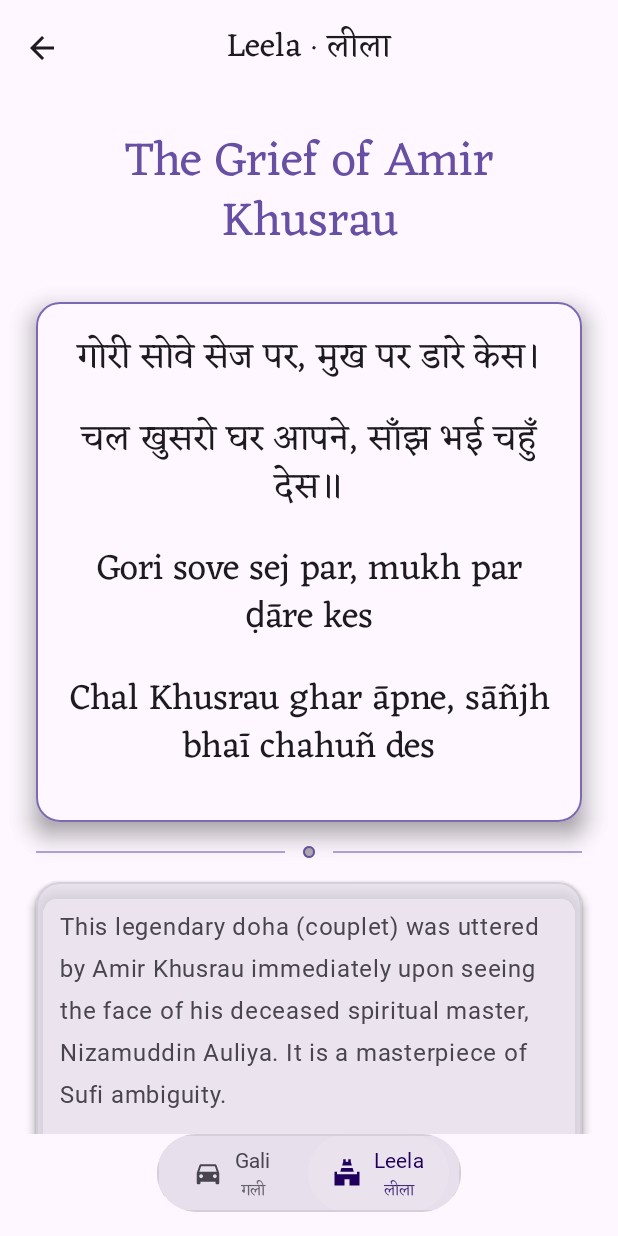
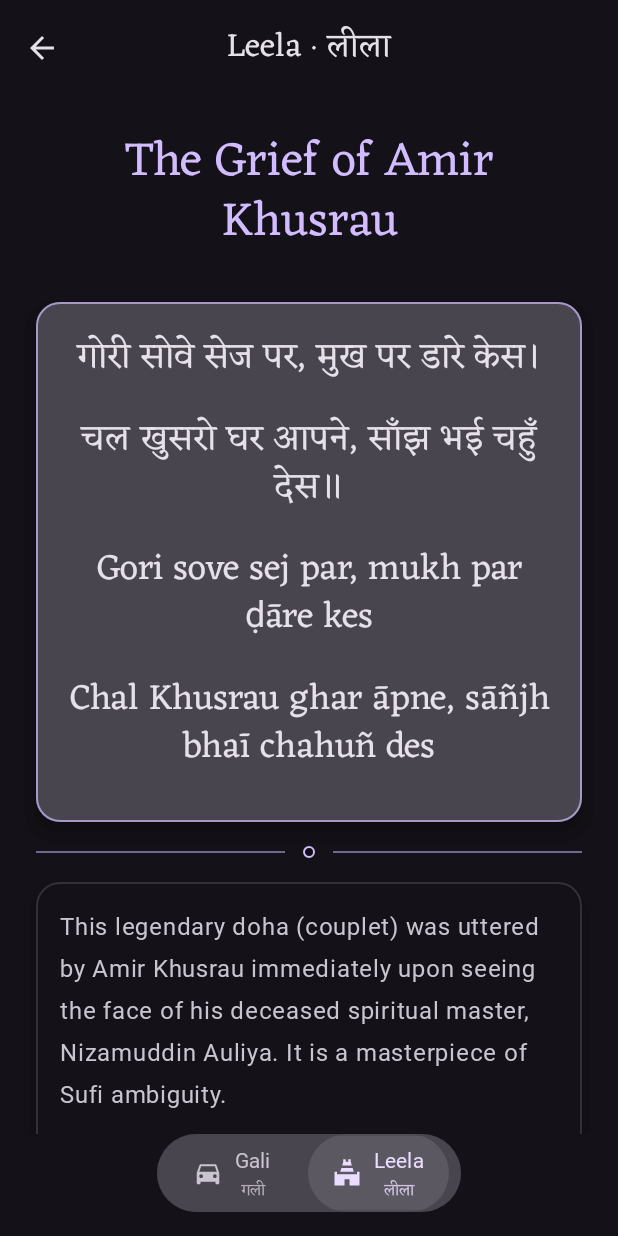
Before and after one commit to MochizukiShinichi/lamha, an Android app built with Jetpack Compose: the composable LessonDetailScreen called with sample values from the repository, after a tap on "Leela", on a phone screen of 412 x 824 dp. Run offline under Robolectric (Android 15) with nearby library versions, the light colour scheme and no system bars; Roboto replaces fonts that are not available here.

Commit message:
Restore light/dark parchment split with theme colors

```diff
--- a/app/src/main/java/com/example/lamha/MainActivity.kt
+++ b/app/src/main/java/com/example/lamha/MainActivity.kt
@@ -241,35 +241,36 @@ fun LessonDetailScreen(lesson: Lesson, onBack: () -> Unit) {
         }
     }
 
-    // Use Material Theme Builder colors (LamhaTheme) strictly for both tabs
+    // Use Theme Builder colors; switch light/dark by tab
+    LamhaTheme(darkTheme = selectedTab == 1) {
         Box(modifier = Modifier.fillMaxSize()) {
             if (selectedTab == 1) {
-            // Leela (Court) - Dark Mandala Background
+                // Leela (Court) - Dark parchment + mandala
                 Image(
                     painter = androidx.compose.ui.res.painterResource(R.drawable.bg_leela_combined),
                     contentDescription = null,
                     contentScale = ContentScale.Crop,
                     modifier = Modifier.fillMaxSize()
                 )
-            // Readability scrim
+                // Light scrim to keep gold lines visible
                 Box(
                     modifier = Modifier
                         .fillMaxSize()
-                    .background(Color.Black.copy(alpha = 0.6f))
+                        .background(Color.Black.copy(alpha = 0.4f))
                 )
             } else {
-            // Gali (Street) - Sandstone Light
+                // Gali (Street) - Light parchment
                 Image(
                     painter = androidx.compose.ui.res.painterResource(R.drawable.bg_sandstone),
                     contentDescription = null,
                     contentScale = ContentScale.Crop,
                     modifier = Modifier.fillMaxSize()
                 )
-            // Subtle scrim for readability
+                // Gentle scrim for readability (keep light feel)
                 Box(
                     modifier = Modifier
                         .fillMaxSize()
-                    .background(MaterialTheme.colorScheme.background.copy(alpha = 0.7f))
+                        .background(MaterialTheme.colorScheme.background.copy(alpha = 0.25f))
                 )
             }
 
@@ -348,6 +349,7 @@ fun LessonDetailScreen(lesson: Lesson, onBack: () -> Unit) {
                         StreetView(lesson.street, activeAudioId, ::playAudio)
                     } else {
                         CourtView(lesson.court, activeAudioId, ::playAudio)
+                    }
                 }
             }
         }
@@ -516,9 +518,9 @@ fun CourtView(section: CourtSection, activeId: String?, onPlay: (String) -> Unit
 
         item {
             com.example.lamha.ui.components.LamhaCard(
-                containerColor = MaterialTheme.colorScheme.surface,
-                elevation = 10.dp,
-                border = BorderStroke(1.dp, MaterialTheme.colorScheme.primary.copy(alpha = 0.85f))
+                containerColor = MaterialTheme.colorScheme.surfaceVariant,
+                elevation = 8.dp,
+                border = BorderStroke(1.dp, MaterialTheme.colorScheme.primary.copy(alpha = 0.7f))
             ) {
                 Column(modifier = Modifier.fillMaxWidth(), horizontalAlignment = Alignment.CenterHorizontally) {
                     section.poemLines.forEach { line ->
@@ -539,8 +541,8 @@ fun CourtView(section: CourtSection, activeId: String?, onPlay: (String) -> Unit
 
         item {
             com.example.lamha.ui.components.LamhaCard(
-                elevation = 4.dp,
-                containerColor = MaterialTheme.colorScheme.surfaceVariant.copy(alpha = 0.8f),
+                elevation = 5.dp,
+                containerColor = MaterialTheme.colorScheme.surface,
                 border = BorderStroke(1.dp, MaterialTheme.colorScheme.outlineVariant.copy(alpha = 0.6f))
             ) {
                 Text(
```
Lines whose indentation alone changed are shown as unchanged.
